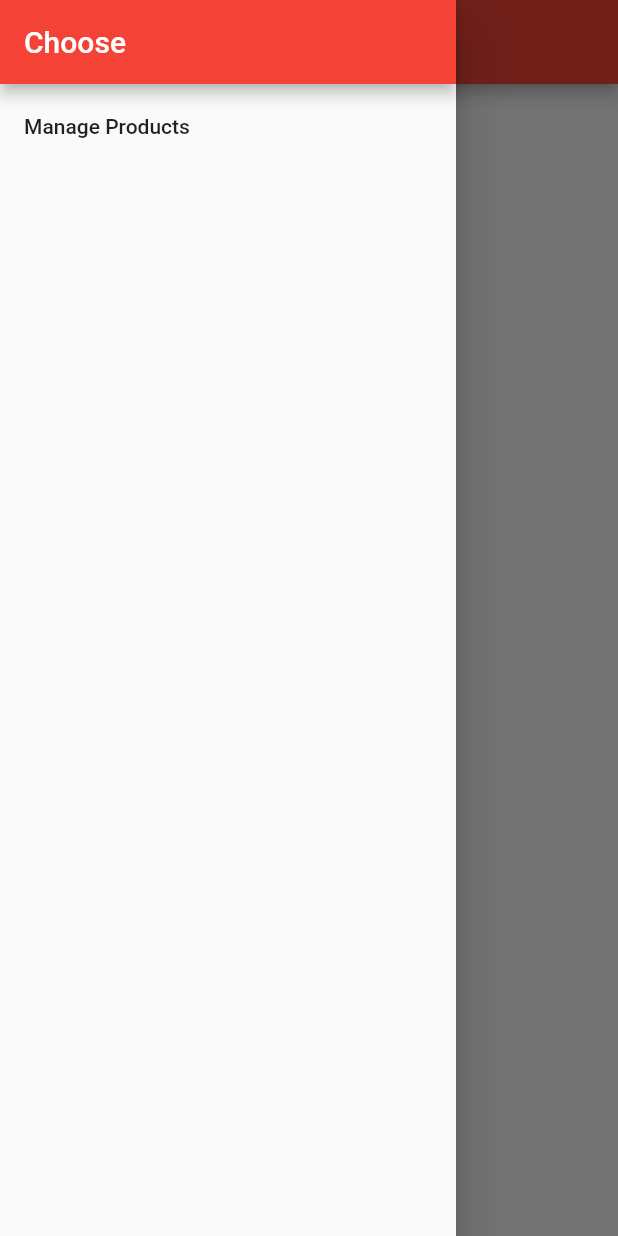
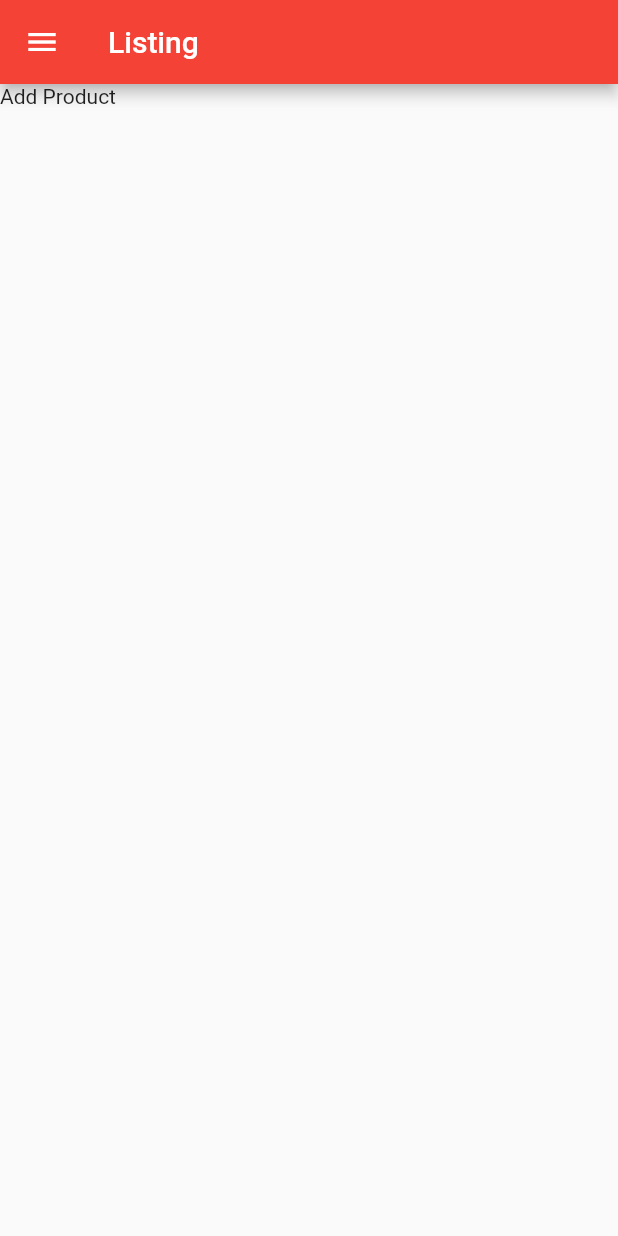
Before and after one commit to TavinHlungwani/flutter-easy-list, a Flutter app: the ProductsPage screen opened directly, in the side drawer, after a tap on "Manage Products", on a phone screen of 412 x 824 dp. Run offline on Flutter 3.47's test engine with Material 2 defaults, Android fonts, the phone set to English and light mode, and no system bars.

```diff
--- /dev/null
+++ b/lib/pages/add_product.dart
@@ -0,0 +1,30 @@
+import 'package:flutter/material.dart';
+
+import './products.dart';
+
+class AddProductPage extends StatelessWidget {
+  @override
+    Widget build(BuildContext context) {
+    return Scaffold(
+      drawer: Drawer(
+        child: Column(
+          children: <Widget>[
+            AppBar(automaticallyImplyLeading: false, title: Text('Choose Option'),),
+            ListTile(
+              title: Text('All products'),
+              onTap: () {
+                Navigator.pushReplacement(context, MaterialPageRoute(builder: (BuildContext context)=>ProductsPage()));
+              },
+            )
+          ],
+        ),
+      ),
+      appBar: AppBar(
+        title: Text('Listing'),
+      ),
+      body: Container(
+        child: Text('Add Product'),
+      )
+    );
+  }
+}
--- a/lib/pages/products.dart
+++ b/lib/pages/products.dart
@@ -1,6 +1,7 @@
 import 'package:flutter/material.dart';
 
 import '../products_manager.dart';
+import './add_product.dart';
 
 class ProductsPage extends StatelessWidget {
 
@@ -16,7 +17,9 @@ class ProductsPage extends StatelessWidget {
               ),
               ListTile(
                 title: Text('Manage Products'),
-                onTap: () {},
+                onTap: () {
+                  Navigator.pushReplacement(context, MaterialPageRoute(builder: (BuildContext context)=>AddProductPage()));
+                },
               )
             ],
           ),
```
